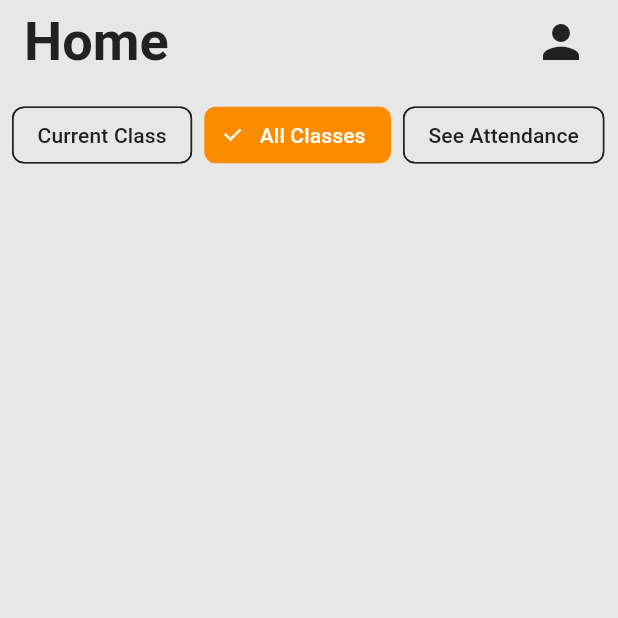
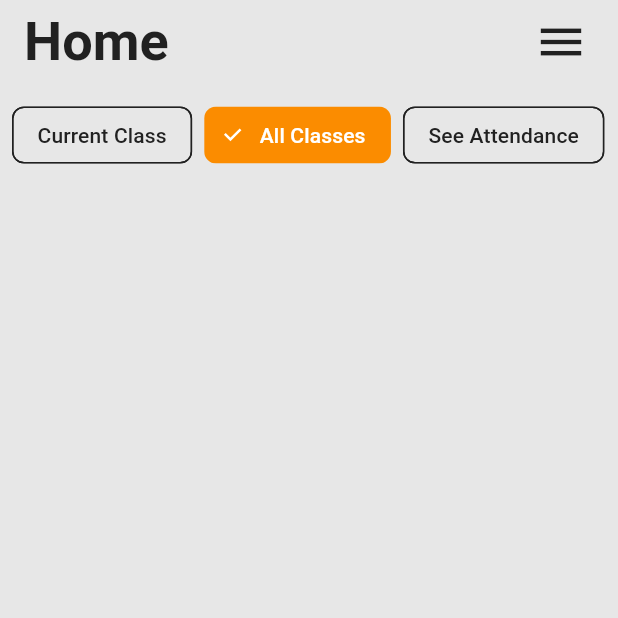
Before and after one commit to AMS-MUJ/Frontend, a Flutter app: the Thomepage screen opened directly, on a phone screen of 412 x 824 dp, the top half of it. Run offline on Flutter 3.47's test engine with Material 3 defaults, Android fonts, the phone set to English and light mode, and no system bars; our stand-ins replace dio, flutter_dotenv, flutter_riverpod, flutter_secure_storage, fpdart, image_picker and 4 more; missing offline and left inert: excel; accounts and stored records are empty; network calls fail.

Commit message:
refactor(all features): refactored code -create class using dio -rest http

```diff
--- a/lib/features/teacher/presentation/homepage.dart
+++ b/lib/features/teacher/presentation/homepage.dart
@@ -38,7 +38,7 @@ class Thomepage extends ConsumerWidget {
         ),
         actions: [
           IconButton(
-            icon: const Icon(Icons.person, size: 36),
+            icon: const Icon(Icons.menu, size: 36),
             onPressed: () {
               Navigator.push(context, TProfilePage.route());
             },
--- a/pubspec.yaml
+++ b/pubspec.yaml
@@ -23,6 +23,7 @@ dependencies:
   shared_preferences: ^2.2.2
   shimmer: ^3.0.0
   excel: ^4.0.6
+  dio: ^5.9.0
 
 dev_dependencies:
   flutter_test:
```
Also changed, not shown: lib/core/network/api_routes.dart (+18 -2 lines), lib/features/dashboard/teacher_profile_page.dart (+12 -120 lines), pubspec.lock, 1 other file.
